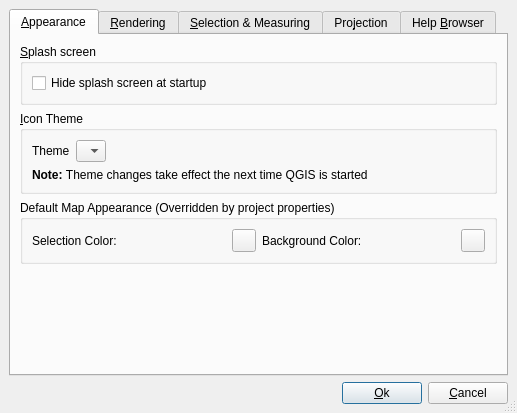
Above: src/ui/qgsoptionsbase.ui from qgis/QGIS before the change. Below: the same form after it.
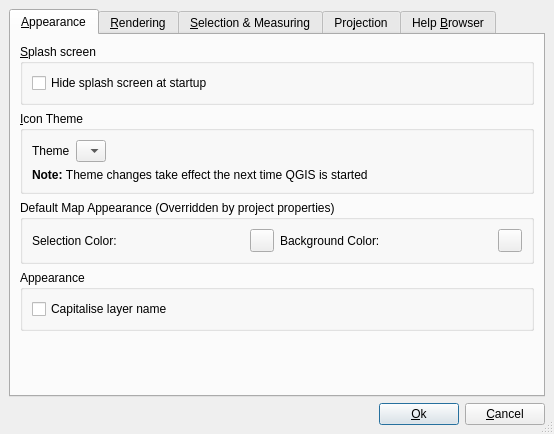
That is the form after the change. Icons and pictures are not drawn.

Diff of the .ui file:
```diff
--- a/src/ui/qgsoptionsbase.ui
+++ b/src/ui/qgsoptionsbase.ui
@@ -8,8 +8,8 @@
    <rect>
     <x>0</x>
     <y>0</y>
-    <width>517</width>
-    <height>413</height>
+    <width>554</width>
+    <height>434</height>
    </rect>
   </property>
   <property name="windowTitle" >
@@ -21,43 +21,30 @@
   <property name="sizeGripEnabled" >
    <bool>true</bool>
   </property>
-  <layout class="QGridLayout" >
+  <layout class="QVBoxLayout" >
    <property name="margin" >
     <number>9</number>
    </property>
    <property name="spacing" >
     <number>6</number>
    </property>
-   <item row="0" column="0" >
+   <item>
     <widget class="QTabWidget" name="tabWidget" >
      <widget class="QWidget" name="tabAppearance" >
       <attribute name="title" >
        <string>&amp;Appearance</string>
       </attribute>
-      <layout class="QGridLayout" >
+      <layout class="QVBoxLayout" >
        <property name="margin" >
         <number>9</number>
        </property>
        <property name="spacing" >
         <number>6</number>
        </property>
-       <item row="3" column="0" >
-        <spacer>
-         <property name="orientation" >
-          <enum>Qt::Vertical</enum>
-         </property>
-         <property name="sizeHint" >
-          <size>
-           <width>20</width>
-           <height>40</height>
-          </size>
-         </property>
-        </spacer>
-       </item>
-       <item row="2" column="0" >
-        <widget class="QGroupBox" name="groupBox_9" >
+       <item>
+        <widget class="QGroupBox" name="groupBox" >
          <property name="title" >
-          <string>Default Map Appearance (Overridden by project properties)</string>
+          <string>&amp;Splash screen</string>
          </property>
          <layout class="QGridLayout" >
           <property name="margin" >
@@ -66,50 +53,17 @@
           <property name="spacing" >
            <number>6</number>
           </property>
-          <item row="0" column="2" >
-           <widget class="QLabel" name="label" >
-            <property name="text" >
-             <string>Background Color:</string>
-            </property>
-            <property name="buddy" >
-             <cstring>pbnCanvasColor</cstring>
-            </property>
-           </widget>
-          </item>
-          <item row="0" column="3" >
-           <widget class="QToolButton" name="pbnCanvasColor" >
-            <property name="text" >
-             <string/>
-            </property>
-           </widget>
-          </item>
-          <item row="0" column="1" >
-           <widget class="QToolButton" name="pbnSelectionColour" >
-            <property name="minimumSize" >
-             <size>
-              <width>10</width>
-              <height>22</height>
-             </size>
-            </property>
-            <property name="text" >
-             <string/>
-            </property>
-           </widget>
-          </item>
           <item row="0" column="0" >
-           <widget class="QLabel" name="textLabel1_9" >
+           <widget class="QCheckBox" name="cbxHideSplash" >
             <property name="text" >
-             <string>Selection Color:</string>
-            </property>
-            <property name="buddy" >
-             <cstring>pbnSelectionColour</cstring>
+             <string>Hide splash screen at startup</string>
             </property>
            </widget>
           </item>
          </layout>
         </widget>
        </item>
-       <item row="1" column="0" >
+       <item>
         <widget class="QGroupBox" name="groupBox_2" >
          <property name="title" >
           <string>&amp;Icon Theme</string>
@@ -177,10 +131,10 @@
          </layout>
         </widget>
        </item>
-       <item row="0" column="0" >
-        <widget class="QGroupBox" name="groupBox" >
+       <item>
+        <widget class="QGroupBox" name="groupBox_9" >
          <property name="title" >
-          <string>&amp;Splash screen</string>
+          <string>Default Map Appearance (Overridden by project properties)</string>
          </property>
          <layout class="QGridLayout" >
           <property name="margin" >
@@ -189,16 +143,81 @@
           <property name="spacing" >
            <number>6</number>
           </property>
+          <item row="0" column="2" >
+           <widget class="QLabel" name="label" >
+            <property name="text" >
+             <string>Background Color:</string>
+            </property>
+            <property name="buddy" >
+             <cstring>pbnCanvasColor</cstring>
+            </property>
+           </widget>
+          </item>
+          <item row="0" column="3" >
+           <widget class="QToolButton" name="pbnCanvasColor" >
+            <property name="text" >
+             <string/>
+            </property>
+           </widget>
+          </item>
+          <item row="0" column="1" >
+           <widget class="QToolButton" name="pbnSelectionColour" >
+            <property name="minimumSize" >
+             <size>
+              <width>10</width>
+              <height>22</height>
+             </size>
+            </property>
+            <property name="text" >
+             <string/>
+            </property>
+           </widget>
+          </item>
           <item row="0" column="0" >
-           <widget class="QCheckBox" name="cbxHideSplash" >
+           <widget class="QLabel" name="textLabel1_9" >
             <property name="text" >
-             <string>Hide splash screen at startup</string>
+             <string>Selection Color:</string>
             </property>
            </widget>
           </item>
          </layout>
         </widget>
        </item>
+       <item>
+        <widget class="QGroupBox" name="groupBox_3" >
+         <property name="title" >
+          <string>Appearance</string>
+         </property>
+         <layout class="QVBoxLayout" >
+          <property name="margin" >
+           <number>9</number>
+          </property>
+          <property name="spacing" >
+           <number>6</number>
+          </property>
+          <item>
+           <widget class="QCheckBox" name="capitaliseCheckBox" >
+            <property name="text" >
+             <string>Capitalise layer name</string>
+            </property>
+           </widget>
+          </item>
+         </layout>
+        </widget>
+       </item>
+       <item>
+        <spacer>
+         <property name="orientation" >
+          <enum>Qt::Vertical</enum>
+         </property>
+         <property name="sizeHint" >
+          <size>
+           <width>20</width>
+           <height>40</height>
+          </size>
+         </property>
+        </spacer>
+       </item>
       </layout>
      </widget>
      <widget class="QWidget" name="TabPage" >
@@ -609,7 +628,7 @@
      </widget>
     </widget>
    </item>
-   <item row="1" column="0" >
+   <item>
     <layout class="QHBoxLayout" >
      <property name="margin" >
       <number>0</number>
```
Left out of the diff: 3 changed lines with no effect on the pictures.
